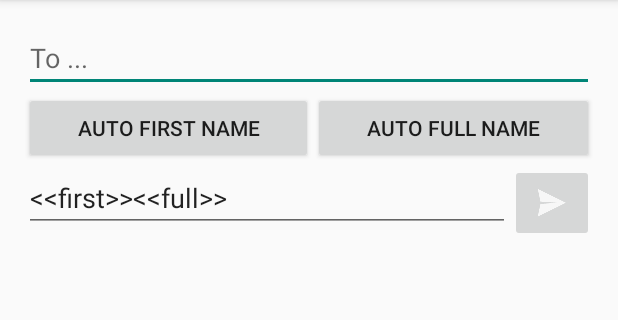
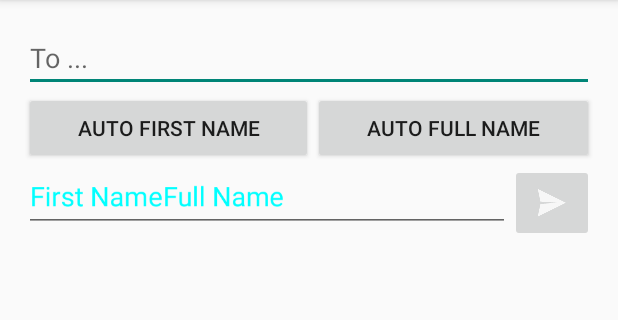
Before and after one commit to mitwong/tru2form, an Android app: the screen it shows after launch (MainActivity), after a tap on "AUTO FULL NAME", on a phone screen of 412 x 824 dp, the part 84-404 px from its top. Run offline under Robolectric (Android 15) with nearby library versions, the phone set to English and light mode, and no system bars; libraries missing offline, so code that uses them is left out: com.android.ex, com.google.i18n.phonenumbers; plain views replace RecipientEditTextView; 3 statements that could not run were skipped; 1 other tap on this screen came first.

Commit message:
Temporary Chips. Ready to Present.

```diff
--- a/app/src/main/java/mobileappdev/tru2form/MainActivity.java
+++ b/app/src/main/java/mobileappdev/tru2form/MainActivity.java
@@ -6,8 +6,19 @@ import android.content.BroadcastReceiver;
 import android.content.Context;
 import android.content.Intent;
 import android.content.IntentFilter;
+import android.content.res.Resources;
+import android.graphics.Bitmap;
+import android.graphics.Canvas;
+import android.graphics.Color;
+import android.graphics.Paint;
+import android.graphics.drawable.BitmapDrawable;
 import android.support.v7.app.ActionBarActivity;
 import android.os.Bundle;
+import android.text.Spannable;
+import android.text.SpannableStringBuilder;
+import android.text.TextPaint;
+import android.text.style.ImageSpan;
+import android.util.DisplayMetrics;
 import android.view.Menu;
 import android.view.MenuInflater;
 import android.view.MenuItem;
@@ -34,8 +45,11 @@ public class MainActivity extends ActionBarActivity {
     EditText editPhoneNum;
     EditText editSMS;
 
-    final String firstNamePlaceholder = "<<first>>";
-    final String fullNamePlaceholder = "<<full>>";
+    final String firstNamePlaceholder = "<<<first_name>>>";
+    final String fullNamePlaceholder = "<<<full_name>>>";
+
+    final String firstNameChipText = "First Name";
+    final String fullNameChipText = "Full Name";
 
     @Override
     protected void onCreate(Bundle savedInstanceState) {
@@ -79,10 +93,13 @@ public class MainActivity extends ActionBarActivity {
 
         EditText message = (EditText) findViewById(R.id.editText);
 
-        int start = Math.max(message.getSelectionStart(), 0);
-        int end = Math.max(message.getSelectionEnd(), 0);
-        message.getText().replace(Math.min(start, end), Math.max(start, end),
-                firstNamePlaceholder, 0, firstNamePlaceholder.length());
+        // For non-chip based edits
+//        int start = Math.max(message.getSelectionStart(), 0);
+//        int end = Math.max(message.getSelectionEnd(), 0);
+//        message.getText().replace(Math.min(start, end), Math.max(start, end),
+//                firstNamePlaceholder, 0, firstNamePlaceholder.length());
+
+        createChip(message, firstNamePlaceholder, firstNameChipText);
 
         Context context = getApplicationContext();
         CharSequence text = "Auto Replace First Name";
@@ -96,10 +113,13 @@ public class MainActivity extends ActionBarActivity {
     public void replaceFullName(View view) {
         EditText message = (EditText) findViewById(R.id.editText);
 
-        int start = Math.max(message.getSelectionStart(), 0);
-        int end = Math.max(message.getSelectionEnd(), 0);
-        message.getText().replace(Math.min(start, end), Math.max(start, end),
-                fullNamePlaceholder, 0, fullNamePlaceholder.length());
+        // For non-chip based edits
+//        int start = Math.max(message.getSelectionStart(), 0);
+//        int end = Math.max(message.getSelectionEnd(), 0);
+//        message.getText().replace(Math.min(start, end), Math.max(start, end),
+//                fullNamePlaceholder, 0, fullNamePlaceholder.length());
+
+        createChip(message, fullNamePlaceholder, fullNameChipText);
 
         Context context = getApplicationContext();
         CharSequence text = "Auto Replace Full Name";
@@ -161,7 +181,13 @@ public class MainActivity extends ActionBarActivity {
 
                 // Do the replacements for first/full names and send the message
                 String replacedSms = doReplacement(rawSms, chip);
-                sendSMS(phoneNumClean, replacedSms);
+
+                SmsManager sms = SmsManager.getDefault();
+                List<String> messages = sms.divideMessage(replacedSms);
+                for (String single : messages) {
+                    sendSMS(phoneNumClean, single);
+                }
+
 
             } catch (NumberParseException e) {
                 // The number provided was not a phone number so continue iterating
@@ -242,12 +268,8 @@ public class MainActivity extends ActionBarActivity {
         }, new IntentFilter(DELIVERED));
 
         SmsManager sms = SmsManager.getDefault();
-        List<String> messages = sms.divideMessage(message);
-        for (String single : messages) {
-            sms.sendTextMessage(phoneNumber, null, message, null, null);
-        }
+        sms.sendTextMessage(phoneNumber, null, message, null, null);
     }
-
 
     private String doReplacement(String original, DrawableRecipientChip chip) {
         // Retrieve the full name associated with the chip
@@ -268,4 +290,51 @@ public class MainActivity extends ActionBarActivity {
         original = original.replace(firstNamePlaceholder, firstName);
         return original;
     }
+
+    private void createChip(EditText editText, String placeholder, String chipText) {
+        // get position to replace
+        int start = Math.max(editText.getSelectionStart(), 0);
+        int end = Math.max(editText.getSelectionEnd(), 0);
+        editText.getText().replace(Math.min(start, end), Math.max(start, end),
+                placeholder, 0, placeholder.length());
+
+        SpannableStringBuilder ssb = new SpannableStringBuilder(editText.getText());
+
+        float size = editText.getTextSize();
+        Bitmap viewBmp = textAsBitmap(chipText, size);
+
+        // create bitmap drawable for imagespan
+        BitmapDrawable bmpDrawable = new BitmapDrawable(viewBmp);
+        bmpDrawable.setBounds(0, 0, bmpDrawable.getIntrinsicWidth(), bmpDrawable.getIntrinsicHeight());
+
+        // create and set imagespan
+        ssb.setSpan(new ImageSpan(bmpDrawable),start ,start + placeholder.length(), Spannable.SPAN_EXCLUSIVE_EXCLUSIVE);
+        editText.setText(ssb);
+        editText.setSelection(start + placeholder.length());
+        System.out.println(editText.getText().toString());
+    }
+
+    private Bitmap textAsBitmap(String text, float textSize) {
+        TextPaint paint = new TextPaint(Paint.ANTI_ALIAS_FLAG | Paint.LINEAR_TEXT_FLAG);
+        paint.setStyle(Paint.Style.FILL);
+        paint.setTextSize(convertDpToPixel(textSize));
+        paint.setColor(Color.CYAN);
+        paint.setTextAlign(Paint.Align.LEFT);
+
+        int width = (int) (paint.measureText(text) + 0.5f); // round
+        float baseline = (int) (-paint.ascent() + 0.5f); // ascent() is negative
+        int height = (int) (baseline + paint.descent() + 0.5f);
+
+        Bitmap image = Bitmap.createBitmap(width, height, Bitmap.Config.ARGB_8888);
+        Canvas canvas = new Canvas(image);
+        canvas.drawText(text, 0, baseline, paint);
+
+        return image;
+    }
+
+    public static float convertDpToPixel(float dp){
+        DisplayMetrics metrics = Resources.getSystem().getDisplayMetrics();
+        float px = dp * (metrics.densityDpi / 160f);
+        return px;
+    }
 }
```
